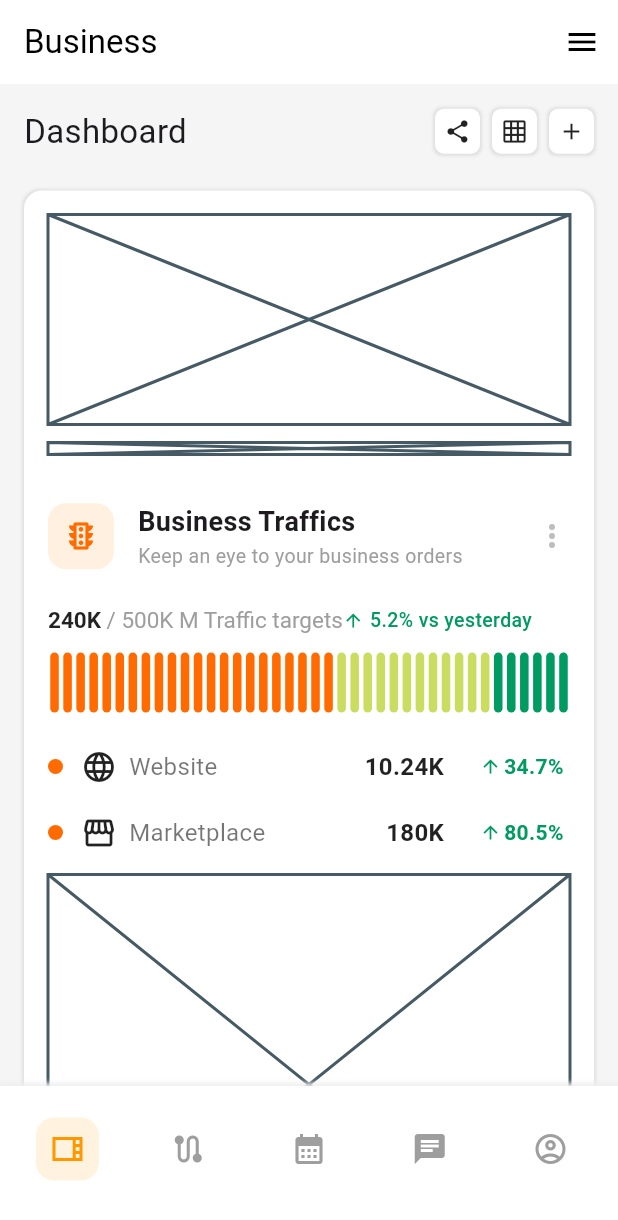
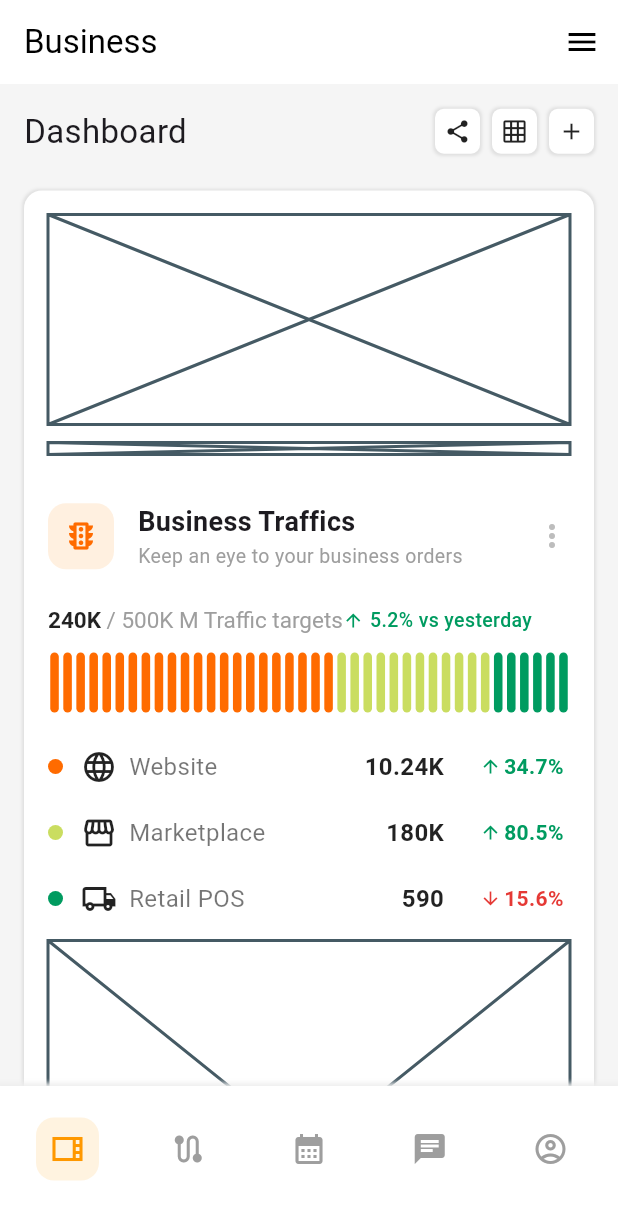
Before and after one commit to JAICHANGPARK/flutter_notebook_chapter_49, a Flutter app: the BusinessMainPage screen opened directly, on a phone screen of 412 x 824 dp. Shown: the top 1220 px of the screen. Run offline on Flutter 3.47's test engine with Material 3 defaults, Android fonts, the phone set to English and light mode, and no system bars; our stand-ins replace dots_indicator, gap, google_fonts.

Commit message:
Update business_traffic_card_widget.dart

```diff
--- a/lib/ep2467_business_control_center_app/ui/business_traffic_card_widget.dart
+++ b/lib/ep2467_business_control_center_app/ui/business_traffic_card_widget.dart
@@ -92,12 +92,21 @@ class BusinessTrafficCardWidget extends StatelessWidget {
           ),
           Gap(20),
           PlatformRow(
-            color: Color(0xFFFF6B00),
+            color: Color(0xFFCADD60),
             icon: Icons.storefront_outlined,
             name: "Marketplace",
             value: "180K",
             percent: "80.5%",
             isUp: true,
+          ),
+          Gap(20),
+          PlatformRow(
+            color: Color(0xFF009B60),
+            icon: Icons.local_shipping_outlined,
+            name: "Retail POS",
+            value: "590",
+            percent: "15.6%",
+            isUp: false,
           ),
         ],
       ),
```
